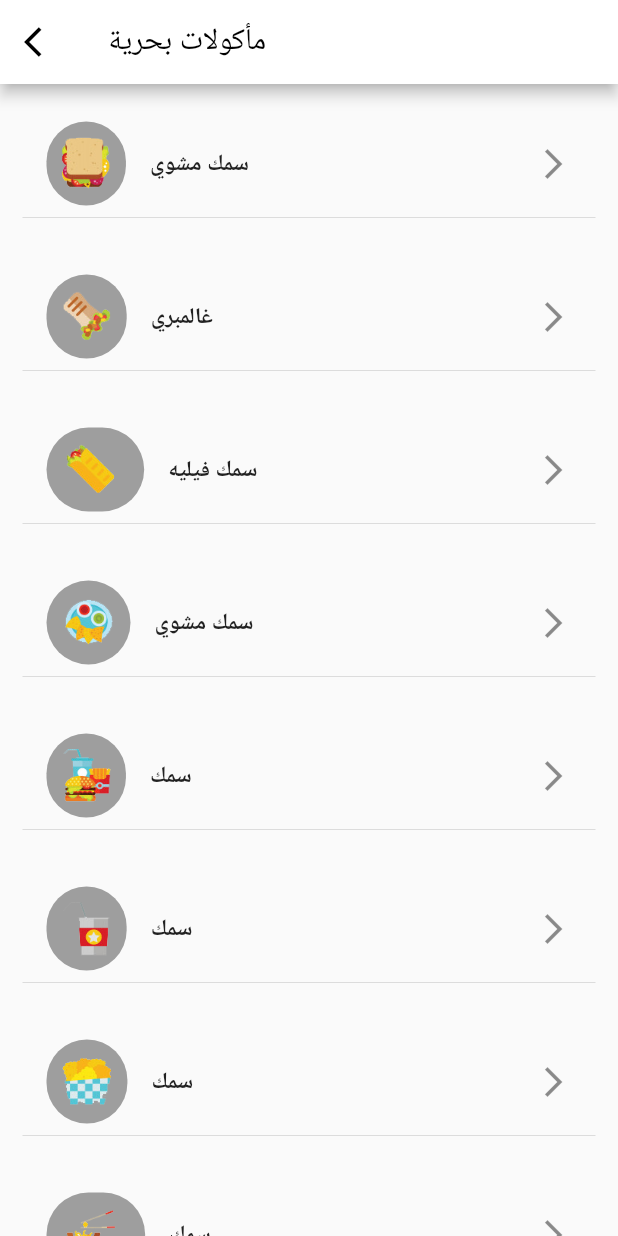
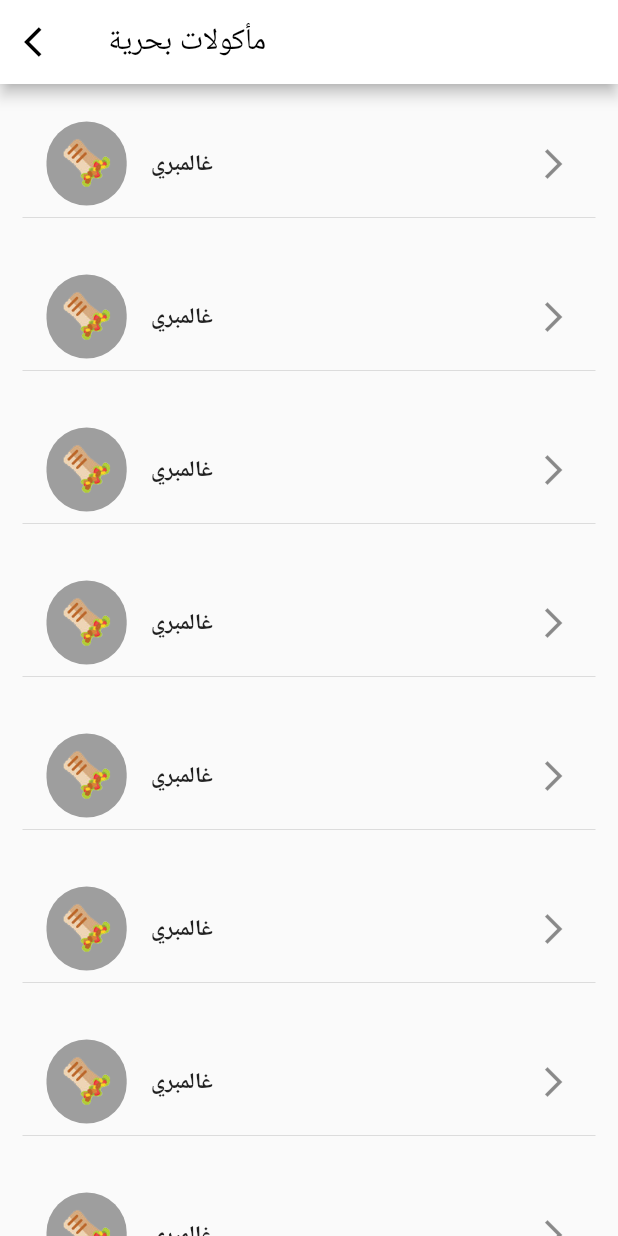
Before and after one commit to nermeenjabban/restaurant, a Flutter app: the Category screen opened directly, after a tap on "مأكولات بحرية", on a phone screen of 412 x 824 dp. Run offline on Flutter 3.47's test engine with Material 2 defaults, Android fonts, the phone set to English and light mode, and no system bars; our stand-ins replace font_awesome_flutter.

Commit message:
add function GetByCat

```diff
--- a/lib/category.dart
+++ b/lib/category.dart
@@ -9,7 +9,7 @@ class Category extends StatefulWidget{
 
 class _CategoryState extends State<Category> {
   var arr_Cat=[{"cat_id":"1", "cat_name":"مأكولات بحرية", "cat_image":"assets/cat1.png"},
-    {"cat_id":"2", "cat_name":"دجاج ", "cat_image":"assets/cat2.png"},
+    {"cat_id":"2", "cat_name":"دجاج مشوي ", "cat_image":"assets/cat2.png"},
     {"cat_id":"3", "cat_name":"دجاج مقلي","cat_image":"assets/cat3.png"},
     {"cat_id":"4", "cat_name":"مقبلات", "cat_image":"assets/cat4.png"},
     {"cat_id":"5", "cat_name":"العصائر", "cat_image":"assets/cat5.png"},
--- a/lib/product.dart
+++ b/lib/product.dart
@@ -11,18 +11,34 @@ class Product extends StatefulWidget{
 }
 
 class _ProductState extends State<Product> {
-  var arr_SubCat=[{"subcat_id":"1", "subcat_name":"سمك مشوي", "subcat_image":"assets/cat1.png","Cat_name":"مأكولات بحرية"},
-    {"subcat_id":"2", "subcat_name":"غالمبري ", "subcat_image":"assets/cat2.png","Cat_name":"مأكولات بحرية"},
-    {"subcat_id":"3", "subcat_name":"سمك فيليه","subcat_image":"assets/cat3.png","Cat_name":"مأكولات بحرية"},
-    {"subcat_id":"4", "subcat_name":"سمك مشوي", "subcat_image":"assets/cat4.png","Cat_name":""},
-    {"subcat_id":"5", "subcat_name":"سمك", "subcat_image":"assets/cat5.png","Cat_name":""},
-    {"subcat_id":"6", "subcat_name":"سمك", "subcat_image":"assets/cat6.png","Cat_name":""},
-    {"subcat_id":"7", "subcat_name":"سمك", "subcat_image":"assets/cat7.png","Cat_name":""},
-    {"subcat_id":"8", "subcat_name":"سمك", "subcat_image":"assets/cat8.png","Cat_name":""},
-    {"subcat_id":"9", "subcat_name":"سمك", "subcat_image":"assets/cat9.png","Cat_name":""},
-    {"subcat_id":"10", "subcat_name":"سمك", "subcat_image":"assets/cat10.png","Cat_name":""}
+  var arr_product=[{"product_id":"1", "product_name":"سمك مشوي", "product_image":"assets/cat1.png","Cat_name":"دجاج مقلي"},
+    {"product_id":"2", "product_name":"غالمبري ", "product_image":"assets/cat2.png","Cat_name":"مأكولات بحرية"},
+    {"product_id":"3", "product_name":"سمك فيليه","product_image":"assets/cat3.png","Cat_name":"مأكولات بحرية"},
+    {"product_id":"4", "product_name":"سمك مشوي", "product_image":"assets/cat4.png","Cat_name":"مأكولات بحرية"},
+    {"product_id":"5", "product_name":"شيش1", "product_image":"assets/cat5.png","Cat_name":"دجاج مشوي"},
+    {"product_id":"6", "product_name":"شيش2", "product_image":"assets/cat6.png","Cat_name":"دجاج مشوي"},
+    {"product_id":"7", "product_name":"سكالوب", "product_image":"assets/cat7.png","Cat_name":"دجاج مقلي"},
+    {"product_id":"8", "product_name":"كريسبي", "product_image":"assets/cat8.png","Cat_name":"دجاج مقلي"},
+    {"product_id":"9", "product_name":"سلطة", "product_image":"assets/cat9.png","Cat_name":"مقبلات"},
+    {"product_id":"10", "product_name":"متبل", "product_image":"assets/cat10.png","Cat_name":"مقبلات"}
+  ];
 
-  ];
+   GetCount(){
+    int count;
+    for(int i=0;i<arr_product.length;i++) {
+      if (widget.Cat_name == arr_product[i]["Cat_name"]) {
+        //print(widget.Cat_name);
+        return SingleProduct
+          (product_id: arr_product[i]["product_id"],
+            product_name: arr_product[i]["product_name"],
+            product_image: arr_product[i]["product_image"],
+            ctegory: arr_product[i]["Cat_name"]);
+      }
+    }
+  }
+
+
+  //List<SingleProduct> target= GetByCatname();
   @override
   Widget build(BuildContext context) {
     return Scaffold(
@@ -40,18 +56,19 @@ class _ProductState extends State<Product> {
       body: Container(
         margin: EdgeInsets.only(top:10),
         child: ListView.builder(
-            itemCount: arr_SubCat.length,
-            //scrollDirection: Axis.horizontal,
+        //    itemCount: arr_product.length,
+         // itemCount: GetCount(),
             itemBuilder: (BuildContext context,int index){
-            //  if(widget.Cat_name==arr_SubCat[index]["category"]){
-             return SingleProduct(
-                  subsubcat_id:  arr_SubCat[index]["subcat_id"],
-                  subsubcat_image:  arr_SubCat[index]["subcat_image"],
-                  subsubcat_name:  arr_SubCat[index]["subcat_name"],
-                ctegory: arr_SubCat[index]["category"],
+            //GetByCatname();
+          /* return SingleProduct(
+                  product_id:  arr_product[index]["product_id"],
+                  product_image:  arr_product[index]["product_image"],
+                  product_name:  arr_product[index]["product_name"],
+                  ctegory: arr_product[index]["category"],
+                );*/
+              return GetCount();
 
-                );
-   // }
+
             }),
       ),
     );
@@ -60,12 +77,12 @@ class _ProductState extends State<Product> {
 
 
 class SingleProduct extends StatelessWidget{
-  final String subsubcat_id;
-  final String subsubcat_name;
-  final String subsubcat_image;
+  final String product_id;
+  final String product_name;
+  final String product_image;
   final String ctegory;
 
-  SingleProduct({this.subsubcat_id, this.subsubcat_name, this.subsubcat_image,this.ctegory});
+  SingleProduct({this.product_id, this.product_name, this.product_image,this.ctegory});
   @override
   Widget build(BuildContext context) {
     return Container(
@@ -86,8 +103,8 @@ class SingleProduct extends StatelessWidget{
                   borderRadius: BorderRadius.circular(50),
                   color: Colors.grey,
                 ),
-                child: Image.asset(subsubcat_image),),
-              title: Text(subsubcat_name,style: TextStyle(fontWeight: FontWeight.bold,fontSize:15,),),
+                child: Image.asset(product_image),),
+              title: Text(product_name,style: TextStyle(fontWeight: FontWeight.bold,fontSize:15,),),
               trailing: Icon(Icons.arrow_forward_ios),
             ),
           ),
```
